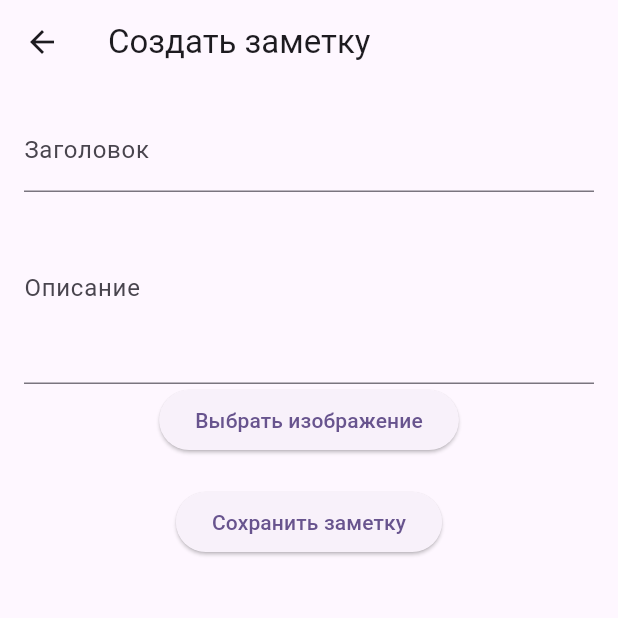
After one commit to Rudolf31/pcs_sem5_pr5, a Flutter app: the screen it shows after launch, after a tap on the "add" icon, on a phone screen of 412 x 824 dp, the top half of it. The commit adds this screen. Run offline on Flutter 3.47's test engine with Material 3 defaults, Android fonts, the phone set to English and light mode, and no system bars.

Commit message:
some fix

```diff
--- /dev/null
+++ b/lib/pages/create_note_page.dart
@@ -0,0 +1,66 @@
+import 'package:flutter/material.dart';
+import 'package:pcs3_sem5/models/note.dart';
+
+class CreateNotePage extends StatefulWidget {
+  final Function(Note) onCreate;
+
+  const CreateNotePage({Key? key, required this.onCreate}) : super(key: key);
+
+  @override
+  _CreateNotePageState createState() => _CreateNotePageState();
+}
+
+class _CreateNotePageState extends State<CreateNotePage> {
+  final TextEditingController _titleController = TextEditingController();
+  final TextEditingController _descriptionController = TextEditingController();
+  String _imagePath = 'photo/new_note.gif';
+
+  @override
+  Widget build(BuildContext context) {
+    return Scaffold(
+      appBar: AppBar(
+        title: const Text('Создать заметку'),
+      ),
+      body: Padding(
+        padding: const EdgeInsets.all(16.0),
+        child: Column(
+          children: [
+            TextField(
+              controller: _titleController,
+              decoration: const InputDecoration(labelText: 'Заголовок'),
+            ),
+            TextField(
+              controller: _descriptionController,
+              decoration: const InputDecoration(labelText: 'Описание'),
+              maxLines: 4,
+            ),
+            // Здесь можно добавить виджет для выбора изображения
+            // Например, можно использовать ImagePicker для выбора изображения из галереи
+            ElevatedButton(
+              onPressed: () {
+                // Здесь можно добавить логику выбора изображения
+                // Например, открытие галереи
+              },
+              child: const Text('Выбрать изображение'),
+            ),
+            const SizedBox(height: 20),
+            ElevatedButton(
+              onPressed: () {
+                // Создаем новую заметку и возвращаемся на предыдущий экран
+                final newNote = Note(
+                  id: DateTime.now().millisecondsSinceEpoch, // Уникальный ID
+                  photo_id: _imagePath,
+                  title: _titleController.text,
+                  description: _descriptionController.text,
+                );
+                widget.onCreate(newNote);
+                Navigator.pop(context);
+              },
+              child: const Text('Сохранить заметку'),
+            ),
+          ],
+        ),
+      ),
+    );
+  }
+}
--- a/lib/pages/home_page.dart
+++ b/lib/pages/home_page.dart
@@ -1,64 +1,72 @@
 import 'package:flutter/material.dart';
 import 'package:pcs3_sem5/components/item_note.dart';
 import 'package:pcs3_sem5/models/note.dart';
+import 'create_note_page.dart';
 
+class HomePage extends StatefulWidget {
+  const HomePage({super.key});
 
-final List<Note> notes = <Note>[
-  Note (
+  @override
+  _HomePageState createState() => _HomePageState();
+}
+
+class _HomePageState extends State<HomePage> {
+  List<Note> notes = <Note>[
+    Note(
       id: 1,
       photo_id: 'photo/cat_blinks.gif',
       title: 'Муся',
       description: 'Муся не понимает, что тут происходит. Так ее и отдали в приют',
     ),
-  Note (
+    Note(
       id: 2,
       photo_id: 'photo/besito_catlove.gif',
       title: 'Пуся',
       description: 'Пуся была слишком любвеобильна, ее нашли рядом с бездыханным зацмоканным телом предыдещих хoзяев',
     ),
-  Note (
+    Note(
       id: 3,
       photo_id: 'photo/cat_doesnt_like.gif',
       title: 'Кися',
       description: 'Кися разбрасывала свои комки шерсти буквально на всех поверхностях в доме. Это немного не устроило предыдущих владельцев',
     ),
-  Note (
+    Note(
       id: 4,
       photo_id: 'photo/cat_drives.gif',
       title: 'Мыся',
       description: 'Мыся уже слишком взрослая для этого мира, однако ее отдали тк она разбила майбах владельца',
     ),
-  Note (
+    Note(
       id: 5,
       photo_id: 'photo/cat_hisses.gif',
       title: 'Вася',
       description: 'Вася всего лишь хотел любви, но к сожалению она умела только шипеть((((((',
     ),
-  Note (
+    Note(
       id: 6,
       photo_id: 'photo/cat_is_enjoying.gif',
       title: 'Тося',
       description: 'Тося тусила все ночи напролет, ее хозяева не спали 4 дня, пока она не оказалась в приюте',
     ),
-  Note (
+    Note(
       id: 7,
       photo_id: 'photo/cat_is_indignant.gif',
       title: 'Куся',
       description: 'Куся опять хочет жрать, ее не смогла прокормить предыдущая семья, хотя скоро и приют не сможет',
     ),
-  Note (
+    Note(
       id: 8,
       photo_id: 'photo/cat_judges.gif',
       title: 'Дуся',
       description: 'Дуся осуждает любого в поле своего зрения. Она осудила своего прошлого хозяина на 12 лет строгача.',
     ),
-  Note (
+    Note(
       id: 9,
       photo_id: 'photo/cat_underwater.gif',
       title: 'Фыся',
       description: 'Муся очень хороший мем. Ее отдали в приют, тк она выпила домашний бассейн',
     ),
-  Note (
+    Note(
       id: 10,
       photo_id: 'photo/cat_head.gif',
       title: 'Грызя',
@@ -66,8 +74,22 @@ final List<Note> notes = <Note>[
     ),
   ];
 
-class HomePage extends StatelessWidget {
-  const HomePage({super.key});
+  void _addNote() {
+    setState(() {
+      notes.add(Note(
+        id: notes.length + 1,
+        photo_id: 'photo/new_note.gif',
+        title: 'Новая заметка ${notes.length + 1}',
+        description: 'Описание новой заметки',
+      ));
+    });
+  }
+
+  void _removeNote(int index) {
+    setState(() {
+      notes.removeAt(index);
+    });
+  }
 
   @override
   Widget build(BuildContext context) {
@@ -79,13 +101,40 @@ class HomePage extends StatelessWidget {
           color: Colors.white,
           fontSize: 30,
         ),
-        title: const Center(child: Text('Приютик кошачих мемов'), ),
+        title: const Center(child: Text('Приютик кошачих мемов')),
       ),
       body: ListView.builder(
         itemCount: notes.length,
         itemBuilder: (BuildContext context, int index) {
-            return ItemNote(notes: notes[index]);
-          }
+          return Dismissible(
+            key: Key(notes[index].id.toString()),
+            onDismissed: (direction) {
+              String noteTitle = notes[index].title;
+              _removeNote(index);
+              ScaffoldMessenger.of(context).showSnackBar(
+                SnackBar(content: Text('Мем $noteTitle пошел прогуляться')),
+              );
+            },
+            child: ItemNote(notes: notes[index]),
+          );
+        },
+      ),
+      floatingActionButton: FloatingActionButton(
+        onPressed: () {
+          // Открываем экран создания заметки
+          Navigator.push(
+            context,
+            MaterialPageRoute(
+              builder: (context) => CreateNotePage(
+                onCreate: (Note newNote) {
+                  _addNote(); // Передаем новую заметку в _addNote
+                },
+              ),
+            ),
+          );
+        },
+        child: const Icon(Icons.add),
+        tooltip: 'Добавить заметку',
       ),
     );
   }
```
Lines whose indentation alone changed are shown as unchanged.
